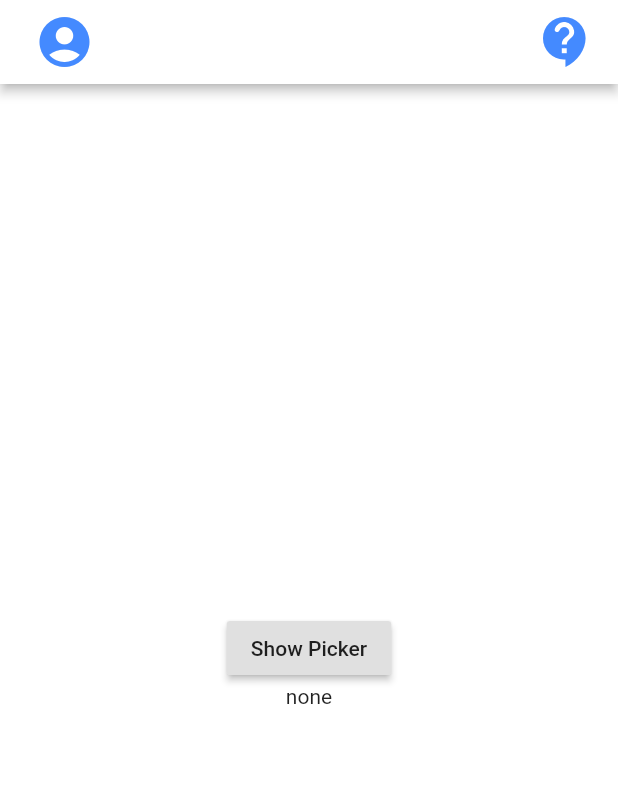
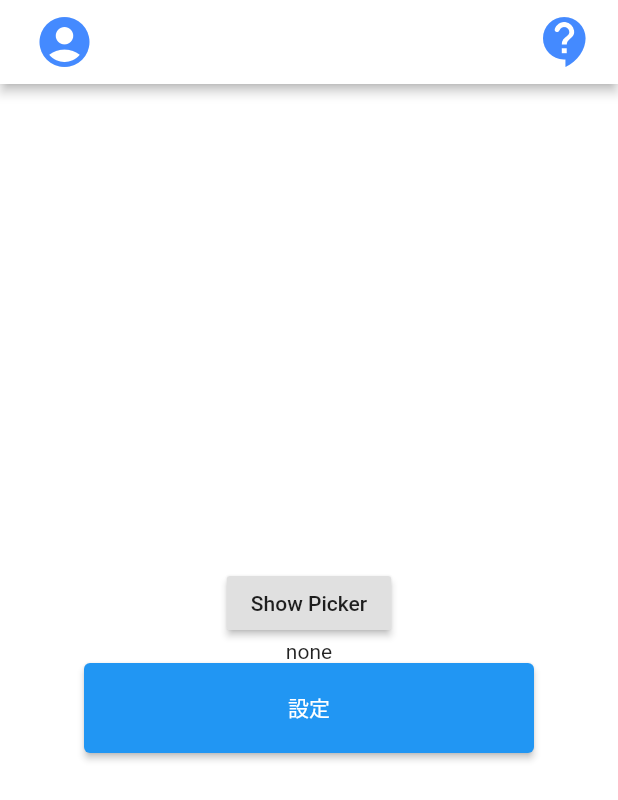
Before and after one commit to iseruuuuu/train_alert_app, a Flutter app: the screen it shows after launch, on a phone screen of 412 x 824 dp. Shown: the top 800 px of the screen. Run offline on Flutter 3.47's test engine with Material 2 defaults, Android fonts, the phone set to English and light mode, and no system bars; our stand-ins replace freezed_annotation, state_notifier, timer_count_down; missing offline and left inert: flutter_state_notifier.

Commit message:
add: ボタンの追加

```diff
--- a/lib/Home/home_screen.dart
+++ b/lib/Home/home_screen.dart
@@ -64,15 +64,27 @@ class _HomeScreenState extends State<HomeScreen> {
                     child: const Text('Show Picker'),
                   ),
                 ),
+                Text(_selectedItem),
 
-                  Text(_selectedItem)
+
+                SizedBox(
+                  width: 300,
+                  height: 60,
+                  child: ElevatedButton(
+                    onPressed: () => context.read<HomeScreenController>().onTapTimer(),
+                    child: const Text('設定'),
+                  ),
+                ),
               ],
             ),
           ),
         );
-        }
+      },
     );
   }
+
+
+
 
   void _showModalPicker(BuildContext context) {
     showModalBottomSheet<void>(
```
Lines whose indentation alone changed are shown as unchanged.
